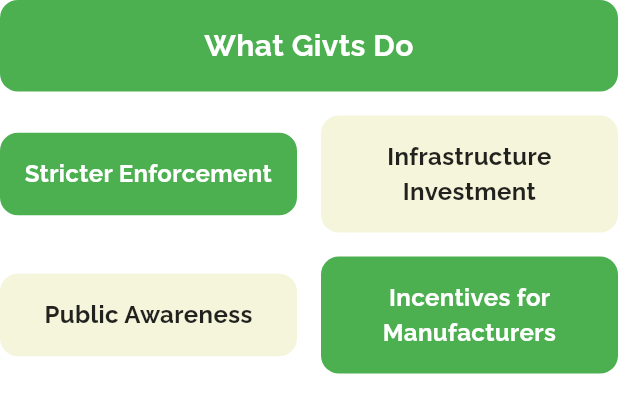
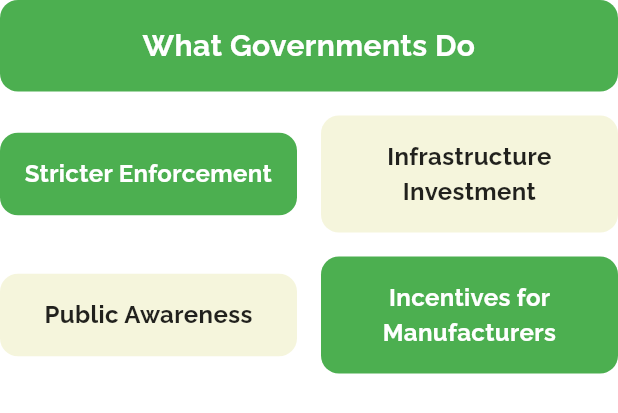
Before and after one commit to swadha112/e_waste, a Flutter app: the WhatGivtsDoSection widget shown alone on an empty page, opened directly, on a phone screen of 412 x 824 dp. Shown: the top 413 px of the screen. Run offline on Flutter 3.47's test engine with Material 3 defaults, Android fonts, the phone set to English and light mode, and no system bars; our stand-ins replace cloud_firestore, firebase_core, fl_chart, flutter_dotenv, geocoding, google_fonts and 6 more; missing offline and left inert: web3dart; accounts and stored records are empty.

Commit message:
minor change

```diff
--- a/lib/global_efforts.dart
+++ b/lib/global_efforts.dart
@@ -280,7 +280,7 @@ class WhatGivtsDoSection extends StatelessWidget {
             borderRadius: BorderRadius.circular(12),
           ),
           child: const Text(
-            'What Givts Do',
+            'What Governments Do',
             style: TextStyle(
               fontSize: 20,
               fontWeight: FontWeight.bold,
```
